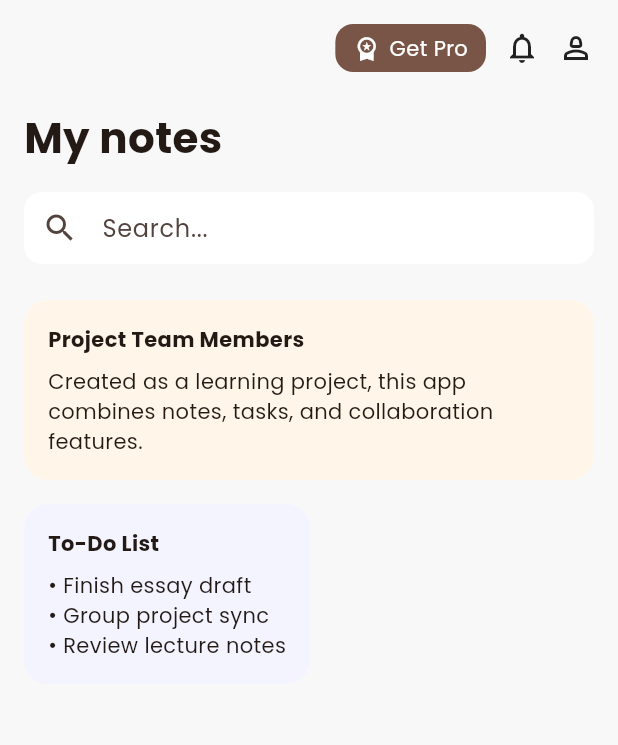
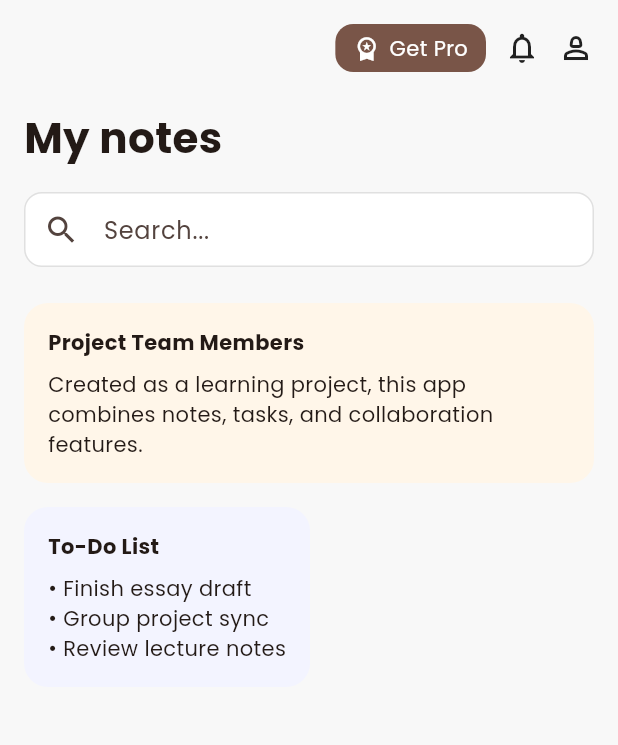
Before and after one commit to Mariariaardyanti/Project_Mobile, a Flutter app: the screen it shows after launch, on a phone screen of 412 x 824 dp. Shown: the top 745 px of the screen. Run offline on Flutter 3.47's test engine with Material 3 defaults, Android fonts, the phone set to English and light mode, and no system bars; our stand-ins replace cloud_firestore, firebase_auth, firebase_core; accounts and stored records are empty.

Commit message:
style(homepage): add border search bar

```diff
--- a/lib/pages/homepage.dart
+++ b/lib/pages/homepage.dart
@@ -70,6 +70,10 @@ class Homepage extends StatelessWidget {
                   decoration: BoxDecoration(
                     color: Colors.white,
                     borderRadius: BorderRadius.circular(12),
+                    border: Border.all(
+                      color: Colors.grey.shade300, // warna garis
+                      width: 1,
+                    ),
                   ),
                   child: const TextField(
                     decoration: InputDecoration(
@@ -160,8 +164,15 @@ class Homepage extends StatelessWidget {
             ),
           ),
           BottomNavigationBarItem(
-            icon: Icon(Icons.sticky_note_2_outlined, size: 28),
             label: '',
+            icon: Container(
+              padding: const EdgeInsets.all(8),
+              decoration: BoxDecoration(
+                color: Colors.grey[100], // background icon
+                borderRadius: BorderRadius.circular(20),
+              ),
+              child: Icon(Icons.sticky_note_2_outlined, size: 28),
+            ),
           ),
         ],
       ),
```
